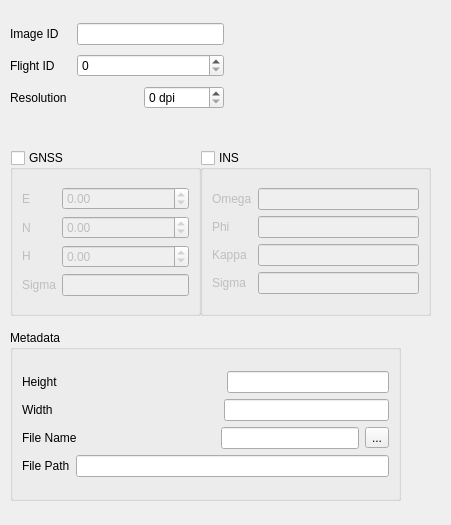
Old version of the form interface/project/ImageLayout.ui in the repository e-foto/e-foto.
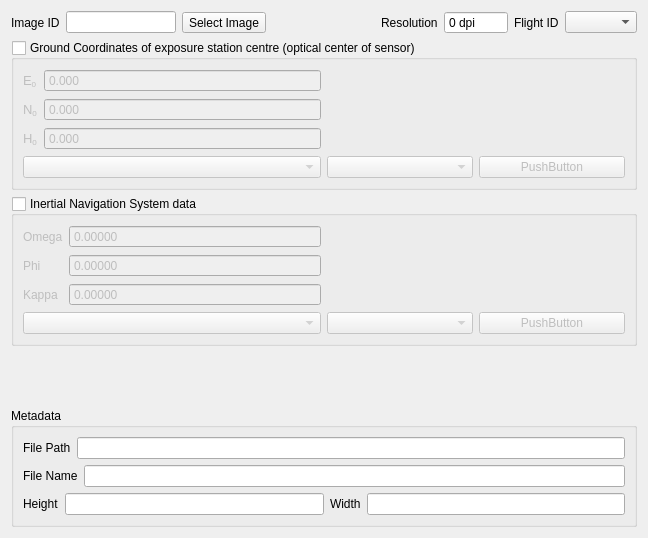
New version of the form. Custom widgets are drawn as their Qt base class.

Commit message: ImageForm and PointForm upgraded.

```diff
--- a/interface/project/ImageLayout.ui
+++ b/interface/project/ImageLayout.ui
@@ -6,22 +6,92 @@
    <rect>
     <x>0</x>
     <y>0</y>
-    <width>451</width>
-    <height>525</height>
+    <width>648</width>
+    <height>538</height>
    </rect>
   </property>
   <property name="windowTitle">
    <string>Form</string>
   </property>
+  <layout class="QVBoxLayout" name="verticalLayout_10">
+   <item>
+    <layout class="QHBoxLayout" name="horizontalLayout_10">
+     <item>
+      <widget class="QLabel" name="label">
+       <property name="text">
+        <string>Image ID</string>
+       </property>
+      </widget>
+     </item>
+     <item>
+      <widget class="QLineEdit" name="imageIDLine"/>
+     </item>
+     <item>
+      <widget class="QToolButton" name="fileImageButton">
+       <property name="text">
+        <string>Select Image</string>
+       </property>
+      </widget>
+     </item>
+     <item>
+      <spacer name="horizontalSpacer">
+       <property name="orientation">
+        <enum>Qt::Horizontal</enum>
+       </property>
+       <property name="sizeHint" stdset="0">
+        <size>
+         <width>40</width>
+         <height>20</height>
+        </size>
+       </property>
+      </spacer>
+     </item>
+     <item>
+      <widget class="QLabel" name="label_7">
+       <property name="text">
+        <string>Resolution</string>
+       </property>
+      </widget>
+     </item>
+     <item>
+      <widget class="QSpinBox" name="resolutionSpin">
+       <property name="autoFillBackground">
+        <bool>false</bool>
+       </property>
+       <property name="buttonSymbols">
+        <enum>QAbstractSpinBox::NoButtons</enum>
+       </property>
+       <property name="specialValueText">
+        <string/>
+       </property>
+       <property name="accelerated">
+        <bool>true</bool>
+       </property>
+       <property name="suffix">
+        <string> dpi</string>
+       </property>
+       <property name="maximum">
+        <number>10000</number>
+       </property>
+       <property name="value">
+        <number>0</number>
+       </property>
+      </widget>
+     </item>
+     <item>
+      <widget class="QLabel" name="label_6">
+       <property name="text">
+        <string>Flight ID</string>
+       </property>
+      </widget>
+     </item>
+     <item>
+      <widget class="QComboBox" name="flightIdComboBox"/>
+     </item>
+    </layout>
+   </item>
+   <item>
   <widget class="QGroupBox" name="gnssGroup">
-   <property name="geometry">
-    <rect>
-     <x>10</x>
-     <y>150</y>
-     <width>191</width>
-     <height>166</height>
-    </rect>
-   </property>
    <property name="minimumSize">
     <size>
      <width>0</width>
@@ -29,7 +99,7 @@
     </size>
    </property>
    <property name="title">
-    <string>GNSS</string>
+      <string>Ground Coordinates of exposure station centre (optical center of sensor)</string>
    </property>
    <property name="checkable">
     <bool>true</bool>
@@ -37,53 +107,75 @@
    <property name="checked">
     <bool>false</bool>
    </property>
-   <layout class="QGridLayout" name="gridLayout">
-    <item row="0" column="0">
-     <layout class="QHBoxLayout" name="horizontalLayout_8">
+     <layout class="QHBoxLayout" name="horizontalLayout_6" stretch="1,1">
       <item>
-       <layout class="QVBoxLayout" name="verticalLayout_2">
+       <layout class="QVBoxLayout" name="verticalLayout_8">
+        <item>
+         <layout class="QHBoxLayout" name="horizontalLayout_5" stretch="0,1">
+          <item>
+           <layout class="QVBoxLayout" name="verticalLayout_6">
         <item>
          <widget class="QLabel" name="label_17">
           <property name="text">
-           <string>E</string>
+               <string>&lt;!DOCTYPE HTML PUBLIC &quot;-//W3C//DTD HTML 4.0//EN&quot; &quot;http://www.w3.org/TR/REC-html40/strict.dtd&quot;&gt;
+&lt;html&gt;&lt;head&gt;&lt;meta name=&quot;qrichtext&quot; content=&quot;1&quot; /&gt;&lt;style type=&quot;text/css&quot;&gt;
+p, li { white-space: pre-wrap; }
+&lt;/style&gt;&lt;/head&gt;&lt;body style=&quot; font-family:'Sans'; font-size:10pt; font-weight:400; font-style:normal;&quot;&gt;
+&lt;table style=&quot;-qt-table-type: root; margin-top:4px; margin-bottom:4px; margin-left:4px; margin-right:4px;&quot;&gt;
+&lt;tr&gt;
+&lt;td style=&quot;border: none;&quot;&gt;
+&lt;p style=&quot; margin-top:0px; margin-bottom:0px; margin-left:0px; margin-right:0px; -qt-block-indent:0; text-indent:0px;&quot;&gt;E&lt;span style=&quot; vertical-align:sub;&quot;&gt;0&lt;/span&gt;&lt;/p&gt;&lt;/td&gt;&lt;/tr&gt;&lt;/table&gt;&lt;/body&gt;&lt;/html&gt;</string>
           </property>
          </widget>
         </item>
         <item>
          <widget class="QLabel" name="label_18">
           <property name="text">
-           <string>N</string>
+               <string>&lt;!DOCTYPE HTML PUBLIC &quot;-//W3C//DTD HTML 4.0//EN&quot; &quot;http://www.w3.org/TR/REC-html40/strict.dtd&quot;&gt;
+&lt;html&gt;&lt;head&gt;&lt;meta name=&quot;qrichtext&quot; content=&quot;1&quot; /&gt;&lt;style type=&quot;text/css&quot;&gt;
+p, li { white-space: pre-wrap; }
+&lt;/style&gt;&lt;/head&gt;&lt;body style=&quot; font-family:'Sans'; font-size:10pt; font-weight:400; font-style:normal;&quot;&gt;
+&lt;table style=&quot;-qt-table-type: root; margin-top:4px; margin-bottom:4px; margin-left:4px; margin-right:4px;&quot;&gt;
+&lt;tr&gt;
+&lt;td style=&quot;border: none;&quot;&gt;
+&lt;p style=&quot; margin-top:0px; margin-bottom:0px; margin-left:0px; margin-right:0px; -qt-block-indent:0; text-indent:0px;&quot;&gt;N&lt;span style=&quot; vertical-align:sub;&quot;&gt;0&lt;/span&gt;&lt;/p&gt;&lt;/td&gt;&lt;/tr&gt;&lt;/table&gt;&lt;/body&gt;&lt;/html&gt;</string>
           </property>
          </widget>
         </item>
         <item>
          <widget class="QLabel" name="label_19">
           <property name="text">
-           <string>H</string>
-          </property>
-         </widget>
-        </item>
-        <item>
-         <widget class="QLabel" name="label_8">
-          <property name="text">
-           <string>Sigma</string>
+               <string>&lt;!DOCTYPE HTML PUBLIC &quot;-//W3C//DTD HTML 4.0//EN&quot; &quot;http://www.w3.org/TR/REC-html40/strict.dtd&quot;&gt;
+&lt;html&gt;&lt;head&gt;&lt;meta name=&quot;qrichtext&quot; content=&quot;1&quot; /&gt;&lt;style type=&quot;text/css&quot;&gt;
+p, li { white-space: pre-wrap; }
+&lt;/style&gt;&lt;/head&gt;&lt;body style=&quot; font-family:'Sans'; font-size:10pt; font-weight:400; font-style:normal;&quot;&gt;
+&lt;table style=&quot;-qt-table-type: root; margin-top:4px; margin-bottom:4px; margin-left:4px; margin-right:4px;&quot;&gt;
+&lt;tr&gt;
+&lt;td style=&quot;border: none;&quot;&gt;
+&lt;p style=&quot; margin-top:0px; margin-bottom:0px; margin-left:0px; margin-right:0px; -qt-block-indent:0; text-indent:0px;&quot;&gt;H&lt;span style=&quot; vertical-align:sub;&quot;&gt;0&lt;/span&gt;&lt;/p&gt;&lt;/td&gt;&lt;/tr&gt;&lt;/table&gt;&lt;/body&gt;&lt;/html&gt;</string>
           </property>
          </widget>
         </item>
        </layout>
       </item>
       <item>
-       <layout class="QVBoxLayout" name="verticalLayout_6">
+           <layout class="QVBoxLayout" name="verticalLayout_7">
         <item>
          <widget class="QDoubleSpinBox" name="eDoubleSpinBox_2">
+              <property name="buttonSymbols">
+               <enum>QAbstractSpinBox::NoButtons</enum>
+              </property>
           <property name="accelerated">
            <bool>true</bool>
           </property>
+              <property name="decimals">
+               <number>3</number>
+              </property>
           <property name="minimum">
-           <double>-999999000.000000000000000</double>
+               <double>-999999.000000000000000</double>
           </property>
           <property name="maximum">
-           <double>999999999.000000000000000</double>
+               <double>999999.000000000000000</double>
           </property>
           <property name="value">
            <double>0.000000000000000</double>
@@ -92,48 +184,87 @@
         </item>
         <item>
          <widget class="QDoubleSpinBox" name="nDoubleSpinBox_2">
+              <property name="buttonSymbols">
+               <enum>QAbstractSpinBox::NoButtons</enum>
+              </property>
           <property name="accelerated">
            <bool>true</bool>
           </property>
+              <property name="decimals">
+               <number>3</number>
+              </property>
           <property name="minimum">
-           <double>-999999999.000000000000000</double>
+               <double>-9999999.000000000000000</double>
           </property>
           <property name="maximum">
-           <double>999999999.990000009536743</double>
+               <double>9999999.000000000000000</double>
           </property>
          </widget>
         </item>
         <item>
          <widget class="QDoubleSpinBox" name="hDoubleSpinBox_2">
+              <property name="buttonSymbols">
+               <enum>QAbstractSpinBox::NoButtons</enum>
+              </property>
           <property name="accelerated">
            <bool>true</bool>
           </property>
+              <property name="decimals">
+               <number>3</number>
+              </property>
           <property name="minimum">
-           <double>-999999999.000000000000000</double>
+               <double>-9999.000000000000000</double>
           </property>
           <property name="maximum">
-           <double>999999999.990000009536743</double>
+               <double>9999.000000000000000</double>
           </property>
          </widget>
         </item>
+           </layout>
+          </item>
+         </layout>
+        </item>
         <item>
-         <widget class="QLineEdit" name="lineEditSigma_2"/>
+         <widget class="QComboBox" name="gnssUseComboBox"/>
         </item>
        </layout>
       </item>
+      <item>
+       <layout class="QVBoxLayout" name="verticalLayout_9">
+        <item>
+         <widget class="SigmaFormContent" name="gnssSigmaContent">
+          <property name="frameShape">
+           <enum>QFrame::NoFrame</enum>
+          </property>
+          <property name="frameShadow">
+           <enum>QFrame::Raised</enum>
+          </property>
+          <property name="lineWidth">
+           <number>0</number>
+          </property>
+         </widget>
+        </item>
+        <item>
+         <layout class="QHBoxLayout" name="horizontalLayout_8">
+          <item>
+           <widget class="SigmaFormTypeSelector" name="gnssSigmaSelector"/>
+          </item>
+          <item>
+           <widget class="SigmaFormDialogButton" name="gnssSigmaDialogButton">
+            <property name="text">
+             <string>PushButton</string>
+            </property>
+           </widget>
+          </item>
      </layout>
     </item>
    </layout>
-  </widget>
+      </item>
+     </layout>
+    </widget>
+   </item>
+   <item>
   <widget class="QGroupBox" name="insGroup">
-   <property name="geometry">
-    <rect>
-     <x>200</x>
-     <y>150</y>
-     <width>231</width>
-     <height>166</height>
-    </rect>
-   </property>
    <property name="minimumSize">
     <size>
      <width>0</width>
@@ -141,7 +272,7 @@
     </size>
    </property>
    <property name="title">
-    <string>INS</string>
+      <string>Inertial Navigation System data</string>
    </property>
    <property name="checkable">
     <bool>true</bool>
@@ -149,11 +280,13 @@
    <property name="checked">
     <bool>false</bool>
    </property>
-   <layout class="QGridLayout" name="gridLayout_2">
-    <item row="0" column="0">
-     <layout class="QHBoxLayout" name="horizontalLayout_9">
+     <layout class="QHBoxLayout" name="horizontalLayout_9" stretch="1,1">
       <item>
-       <layout class="QVBoxLayout" name="verticalLayout_4">
+       <layout class="QVBoxLayout" name="verticalLayout_3">
+        <item>
+         <layout class="QHBoxLayout" name="horizontalLayout" stretch="0,1">
+          <item>
+           <layout class="QVBoxLayout" name="verticalLayout_2">
         <item>
          <widget class="QLabel" name="label_20">
           <property name="text">
@@ -175,50 +308,186 @@
           </property>
          </widget>
         </item>
+           </layout>
+          </item>
         <item>
-         <widget class="QLabel" name="label_9">
+           <layout class="QVBoxLayout" name="verticalLayout_5">
+            <item>
+             <widget class="QDoubleSpinBox" name="omegaDoubleSpinBox">
+              <property name="buttonSymbols">
+               <enum>QAbstractSpinBox::NoButtons</enum>
+              </property>
+              <property name="accelerated">
+               <bool>true</bool>
+              </property>
+              <property name="decimals">
+               <number>5</number>
+              </property>
+              <property name="minimum">
+               <double>-999.000000000000000</double>
+              </property>
+              <property name="maximum">
+               <double>999.000000000000000</double>
+              </property>
+              <property name="singleStep">
+               <double>0.000010000000000</double>
+              </property>
+              <property name="value">
+               <double>0.000000000000000</double>
+              </property>
+             </widget>
+            </item>
+            <item>
+             <widget class="QDoubleSpinBox" name="phiDoubleSpinBox">
+              <property name="buttonSymbols">
+               <enum>QAbstractSpinBox::NoButtons</enum>
+              </property>
+              <property name="accelerated">
+               <bool>true</bool>
+              </property>
+              <property name="decimals">
+               <number>5</number>
+              </property>
+              <property name="minimum">
+               <double>-999.000000000000000</double>
+              </property>
+              <property name="maximum">
+               <double>999.000000000000000</double>
+              </property>
+              <property name="singleStep">
+               <double>0.000010000000000</double>
+              </property>
+             </widget>
+            </item>
+            <item>
+             <widget class="QDoubleSpinBox" name="kappaDoubleSpinBox">
+              <property name="buttonSymbols">
+               <enum>QAbstractSpinBox::NoButtons</enum>
+              </property>
+              <property name="accelerated">
+               <bool>true</bool>
+              </property>
+              <property name="decimals">
+               <number>5</number>
+              </property>
+              <property name="minimum">
+               <double>-999.000000000000000</double>
+              </property>
+              <property name="singleStep">
+               <double>0.000010000000000</double>
+              </property>
+              <property name="value">
+               <double>0.000000000000000</double>
+              </property>
+             </widget>
+            </item>
+           </layout>
+          </item>
+         </layout>
+        </item>
+        <item>
+         <widget class="QComboBox" name="insUseComboBox"/>
+        </item>
+       </layout>
+      </item>
+      <item>
+       <layout class="QVBoxLayout" name="verticalLayout_4">
+        <item>
+         <widget class="SigmaFormContent" name="insSigmaContent">
+          <property name="frameShape">
+           <enum>QFrame::NoFrame</enum>
+          </property>
+          <property name="frameShadow">
+           <enum>QFrame::Raised</enum>
+          </property>
+          <property name="lineWidth">
+           <number>0</number>
+          </property>
+          <zorder>horizontalLayoutWidget_4</zorder>
+         </widget>
+        </item>
+        <item>
+         <layout class="QHBoxLayout" name="horizontalLayout_7">
+          <item>
+           <widget class="SigmaFormTypeSelector" name="insSigmaSelector"/>
+          </item>
+          <item>
+           <widget class="SigmaFormDialogButton" name="insSigmaDialogButton">
           <property name="text">
-           <string>Sigma</string>
+             <string>PushButton</string>
           </property>
          </widget>
         </item>
        </layout>
       </item>
-      <item>
-       <layout class="QGridLayout" name="gridLayout_5">
-        <item row="0" column="0">
-         <widget class="QLineEdit" name="omegaLineEdit"/>
-        </item>
-        <item row="1" column="0">
-         <widget class="QLineEdit" name="phiLineEdit"/>
-        </item>
-        <item row="2" column="0">
-         <widget class="QLineEdit" name="kappaLineEdit"/>
-        </item>
-        <item row="3" column="0">
-         <widget class="QLineEdit" name="lineEditSigma_3"/>
-        </item>
        </layout>
       </item>
      </layout>
-    </item>
-   </layout>
-  </widget>
-  <widget class="QGroupBox" name="groupBox_3">
-   <property name="geometry">
-    <rect>
-     <x>10</x>
-     <y>330</y>
-     <width>391</width>
-     <height>171</height>
-    </rect>
-   </property>
+    </widget>
+   </item>
+   <item>
+    <spacer name="verticalSpacer_2">
+     <property name="orientation">
+      <enum>Qt::Vertical</enum>
+     </property>
+     <property name="sizeHint" stdset="0">
+      <size>
+       <width>20</width>
+       <height>0</height>
+      </size>
+     </property>
+    </spacer>
+   </item>
+   <item>
+    <widget class="QGroupBox" name="metadataGroup">
    <property name="title">
     <string>Metadata</string>
    </property>
    <layout class="QGridLayout" name="gridLayout_3">
     <item row="0" column="0">
      <layout class="QVBoxLayout" name="verticalLayout">
+        <item>
+         <layout class="QHBoxLayout" name="horizontalLayout_4" stretch="0,0">
+          <item>
+           <widget class="QLabel" name="label_5">
+            <property name="text">
+             <string>File Path</string>
+            </property>
+           </widget>
+          </item>
+          <item>
+           <widget class="QLineEdit" name="filePathLine">
+            <property name="enabled">
+             <bool>true</bool>
+            </property>
+            <property name="readOnly">
+             <bool>true</bool>
+            </property>
+           </widget>
+          </item>
+         </layout>
+        </item>
+        <item>
+         <layout class="QHBoxLayout" name="horizontalLayout_3" stretch="0,0">
+          <item>
+           <widget class="QLabel" name="label_4">
+            <property name="text">
+             <string>File Name</string>
+            </property>
+           </widget>
+          </item>
+          <item>
+           <widget class="QLineEdit" name="fileNameLine">
+            <property name="enabled">
+             <bool>true</bool>
+            </property>
+            <property name="readOnly">
+             <bool>true</bool>
+            </property>
+           </widget>
+          </item>
+         </layout>
+        </item>
       <item>
        <layout class="QHBoxLayout" name="horizontalLayout_2">
         <item>
@@ -228,22 +497,6 @@
           </property>
          </widget>
         </item>
-        <item>
-         <spacer name="horizontalSpacer_2">
-          <property name="orientation">
-           <enum>Qt::Horizontal</enum>
-          </property>
-          <property name="sizeType">
-           <enum>QSizePolicy::Expanding</enum>
-          </property>
-          <property name="sizeHint" stdset="0">
-           <size>
-            <width>40</width>
-            <height>20</height>
-           </size>
-          </property>
-         </spacer>
-        </item>
         <item>
          <widget class="QLineEdit" name="heightLine">
           <property name="toolTip">
@@ -254,10 +507,6 @@
           </property>
          </widget>
         </item>
-       </layout>
-      </item>
-      <item>
-       <layout class="QHBoxLayout" name="horizontalLayout">
         <item>
          <widget class="QLabel" name="label_2">
           <property name="text">
@@ -265,19 +514,6 @@
           </property>
          </widget>
         </item>
-        <item>
-         <spacer name="horizontalSpacer_3">
-          <property name="orientation">
-           <enum>Qt::Horizontal</enum>
-          </property>
-          <property name="sizeHint" stdset="0">
-           <size>
-            <width>40</width>
-            <height>20</height>
-           </size>
-          </property>
-         </spacer>
-        </item>
         <item>
          <widget class="QLineEdit" name="widthLine">
           <property name="toolTip">
@@ -293,148 +529,31 @@
         </item>
        </layout>
       </item>
-      <item>
-       <layout class="QHBoxLayout" name="horizontalLayout_3">
-        <item>
-         <widget class="QLabel" name="label_4">
-          <property name="text">
-           <string>File Name</string>
-          </property>
-         </widget>
-        </item>
-        <item>
-         <spacer name="horizontalSpacer_4">
-          <property name="orientation">
-           <enum>Qt::Horizontal</enum>
-          </property>
-          <property name="sizeType">
-           <enum>QSizePolicy::Expanding</enum>
-          </property>
-          <property name="sizeHint" stdset="0">
-           <size>
-            <width>130</width>
-            <height>19</height>
-           </size>
-          </property>
-         </spacer>
-        </item>
-        <item>
-         <widget class="QLineEdit" name="fileNameLine">
-          <property name="enabled">
-           <bool>true</bool>
-          </property>
-          <property name="readOnly">
-           <bool>true</bool>
-          </property>
-         </widget>
-        </item>
-        <item>
-         <widget class="QToolButton" name="fileImageButton">
-          <property name="text">
-           <string>...</string>
-          </property>
-         </widget>
-        </item>
        </layout>
       </item>
-      <item>
-       <layout class="QHBoxLayout" name="horizontalLayout_4">
-        <item>
-         <widget class="QLabel" name="label_5">
-          <property name="text">
-           <string>File Path</string>
-          </property>
-         </widget>
-        </item>
-        <item>
-         <widget class="QLineEdit" name="filePathLine">
-          <property name="enabled">
-           <bool>true</bool>
-          </property>
-          <property name="readOnly">
-           <bool>true</bool>
-          </property>
-         </widget>
-        </item>
-       </layout>
-      </item>
-     </layout>
-    </item>
-   </layout>
-  </widget>
-  <widget class="QWidget" name="layoutWidget">
-   <property name="geometry">
-    <rect>
-     <x>10</x>
-     <y>20</y>
-     <width>214</width>
-     <height>95</height>
-    </rect>
-   </property>
-   <layout class="QGridLayout" name="gridLayout_4">
-    <item row="0" column="0">
-     <widget class="QLabel" name="label">
-      <property name="text">
-       <string>Image ID</string>
-      </property>
-     </widget>
-    </item>
-    <item row="0" column="1" colspan="2">
-     <widget class="QLineEdit" name="imageIDLine"/>
-    </item>
-    <item row="1" column="0">
-     <widget class="QLabel" name="label_6">
-      <property name="text">
-       <string>Flight ID</string>
-      </property>
-     </widget>
-    </item>
-    <item row="1" column="1" colspan="2">
-     <widget class="QSpinBox" name="flightIDSpin">
-      <property name="accelerated">
-       <bool>true</bool>
-      </property>
-      <property name="maximum">
-       <number>10000000</number>
-      </property>
-     </widget>
-    </item>
-    <item row="2" column="0" colspan="2">
-     <widget class="QLabel" name="label_7">
-      <property name="text">
-       <string>Resolution</string>
-      </property>
-     </widget>
-    </item>
-    <item row="2" column="2">
-     <widget class="QSpinBox" name="resolutionSpin">
-      <property name="autoFillBackground">
-       <bool>false</bool>
-      </property>
-      <property name="specialValueText">
-       <string/>
-      </property>
-      <property name="accelerated">
-       <bool>true</bool>
-      </property>
-      <property name="suffix">
-       <string> dpi</string>
-      </property>
-      <property name="maximum">
-       <number>10000</number>
-      </property>
-      <property name="value">
-       <number>0</number>
-      </property>
-     </widget>
-    </item>
-   </layout>
-  </widget>
-  <zorder>layoutWidget</zorder>
-  <zorder>gnssGroup</zorder>
-  <zorder>insGroup</zorder>
-  <zorder>groupBox_3</zorder>
- </widget>
+     </layout>
+    </widget>
+   </item>
+  </layout>
+ </widget>
+ <customwidgets>
+  <customwidget>
+   <class>SigmaFormTypeSelector</class>
+   <extends>QComboBox</extends>
+   <header>SigmaForm.h</header>
+  </customwidget>
+  <customwidget>
+   <class>SigmaFormDialogButton</class>
+   <extends>QPushButton</extends>
+   <header>SigmaForm.h</header>
+  </customwidget>
+  <customwidget>
+   <class>SigmaFormContent</class>
+   <extends>QFrame</extends>
+   <header>SigmaForm.h</header>
+   <container>1</container>
+  </customwidget>
+ </customwidgets>
  <resources/>
  <connections/>
  <slots>
```
Lines whose indentation alone changed are shown as unchanged. The commit also changes 8 other files.
